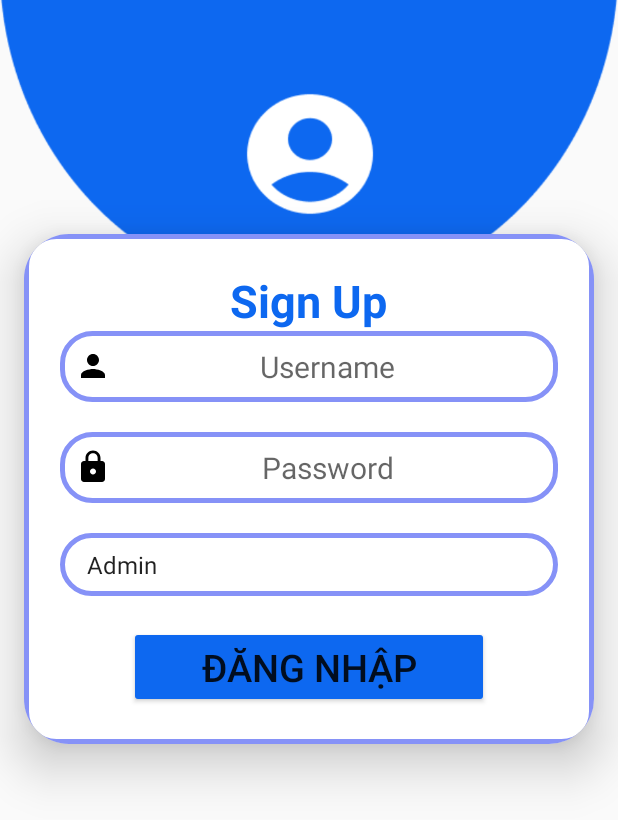
After one commit to DuongDucDuy25/DuAn1_Project1, an Android app: the LoginActivity screen opened directly, with no data from a screen before it, on a phone screen of 412 x 824 dp. The commit adds this screen. Shown: the top 820 px of the screen. Run offline under Robolectric (Android 15) with nearby library versions, the phone set to English and light mode, and no system bars.

Commit message:
Login-Huy

```diff
--- a/app/build.gradle.kts
+++ b/app/build.gradle.kts
@@ -33,6 +33,7 @@ dependencies {
     implementation("androidx.appcompat:appcompat:1.6.1")
     implementation("com.google.android.material:material:1.11.0")
     implementation("androidx.constraintlayout:constraintlayout:2.1.4")
+    implementation("androidx.activity:activity:1.8.0")
     testImplementation("junit:junit:4.13.2")
     androidTestImplementation("androidx.test.ext:junit:1.1.5")
     androidTestImplementation("androidx.test.espresso:espresso-core:3.5.1")
--- /dev/null
+++ b/app/src/main/java/fpoly/htdshoes_pro1121/LoginActivity.java
@@ -0,0 +1,83 @@
+package fpoly.htdshoes_pro1121;
+
+import android.content.Intent;
+import android.content.SharedPreferences;
+import android.os.Bundle;
+import android.view.View;
+import android.widget.Button;
+import android.widget.EditText;
+import android.widget.Toast;
+
+import androidx.activity.EdgeToEdge;
+import androidx.appcompat.app.AppCompatActivity;
+import androidx.core.graphics.Insets;
+import androidx.core.view.ViewCompat;
+import androidx.core.view.WindowInsetsCompat;
+
+import fpoly.htdshoes_pro1121.Dao.UserDao;
+import fpoly.htdshoes_pro1121.Model.User;
+
+public class LoginActivity extends AppCompatActivity {
+    private EditText edUsername, edPassword;
+    private Button btnLogin;
+
+    private UserDao userDao;
+    private SharedPreferences sharedPreferences;
+
+    @Override
+    protected void onCreate(Bundle savedInstanceState) {
+        super.onCreate(savedInstanceState);
+        setContentView(R.layout.activity_login);
+
+        userDao = new UserDao(this);
+        sharedPreferences = getSharedPreferences("UserData", MODE_PRIVATE);
+
+        edUsername = findViewById(R.id.edUserRegister);
+        edPassword = findViewById(R.id.edPassRegister);
+        btnLogin = findViewById(R.id.btnLogin);
+
+        btnLogin.setOnClickListener(new View.OnClickListener() {
+            @Override
+            public void onClick(View v) {
+                loginUser();
+            }
+        });
+    }
+
+    private void loginUser() {
+        String username = edUsername.getText().toString().trim();
+        String password = edPassword.getText().toString().trim();
+
+        // Kiểm tra xem thông tin đăng nhập có hợp lệ không
+        int loginResult = userDao.checkLogin(username, password);
+
+        if (loginResult == 1) {
+            // Lấy thông tin của người dùng từ cơ sở dữ liệu
+            User user = userDao.getID(username);
+
+            // Lưu thông tin người dùng vào SharedPreferences
+            SharedPreferences.Editor editor = sharedPreferences.edit();
+            editor.putString("username", username);
+            editor.putString("password", password);
+            editor.putString("name", user.getName());
+            editor.putInt("role", user.getRound());
+            editor.apply();
+
+            // Kiểm tra vai trò của người dùng và chuyển hướng đến màn hình tương ứng
+            if ("admin".equals(user.getRound())) {
+                // Đăng nhập thành công và là admin, chuyển hướng đến màn hình admin
+                Intent intent = new Intent(LoginActivity.this, AdminActivity.class);
+                startActivity(intent);
+                finish();
+            } else {
+                // Đăng nhập thành công và là user, chuyển hướng đến màn hình user
+                Intent intent = new Intent(LoginActivity.this, UserActivity.class);
+                startActivity(intent);
+                finish();
+            }
+        } else {
+            // Đăng nhập không thành công
+            Toast.makeText(this, "Invalid username or password", Toast.LENGTH_SHORT).show();
+        }
+    }
+}
--- a/app/src/main/java/fpoly/htdshoes_pro1121/RegisterActivity.java
+++ b/app/src/main/java/fpoly/htdshoes_pro1121/RegisterActivity.java
@@ -2,6 +2,7 @@ package fpoly.htdshoes_pro1121;
 
 import androidx.appcompat.app.AppCompatActivity;
 
+import android.content.Intent;
 import android.content.SharedPreferences;
 import android.os.Bundle;
 import android.view.View;
@@ -79,6 +80,7 @@ public class RegisterActivity extends AppCompatActivity {
             editor.apply();
 
             Toast.makeText(this, "User registered successfully", Toast.LENGTH_SHORT).show();
+            startActivity(new Intent(RegisterActivity.this, LoginActivity.class));
             finish(); // Finish the activity or navigate to the login screen
         } else {
             Toast.makeText(this, "Registration failed", Toast.LENGTH_SHORT).show();
--- a/app/src/main/java/fpoly/htdshoes_pro1121/fragment/frg_tongquan.java
+++ b/app/src/main/java/fpoly/htdshoes_pro1121/fragment/frg_tongquan.java
@@ -36,10 +36,7 @@ public class frg_tongquan extends Fragment {
         // Inflate the layout for this fragment
          View view=  inflater.inflate(R.layout.fragment_frg_tongquan, container, false);
          //ánh sạ
-        viewFlipper= view.findViewById(R.id.viewfliper);
-        recyclerViewmanhinhchinh= view.findViewById(R.id.recycleview);
 
-        drawerLayout=view.findViewById(R.id.drawerlatout);
 
 
         ActionViewFlipper();
--- /dev/null
+++ b/app/src/main/res/layout/activity_login.xml
@@ -0,0 +1,96 @@
+<?xml version="1.0" encoding="utf-8"?>
+<LinearLayout xmlns:android="http://schemas.android.com/apk/res/android"
+    xmlns:app="http://schemas.android.com/apk/res-auto"
+    xmlns:tools="http://schemas.android.com/tools"
+    android:layout_width="match_parent"
+    android:layout_height="match_parent"
+    tools:context=".RegisterActivity"
+    android:orientation="vertical"
+
+    >
+    <ImageView
+        android:layout_width="match_parent"
+        android:layout_height="wrap_content"
+        android:src="@drawable/user"
+        android:layout_marginTop="-70dp"
+        />
+
+    <androidx.cardview.widget.CardView
+        android:layout_width="380dp"
+        android:layout_height="wrap_content"
+        android:layout_gravity="center"
+        android:background="@drawable/custom_edittext"
+        app:cardCornerRadius="30dp"
+        app:cardElevation="20dp"
+        android:layout_marginTop="-90dp">
+
+        <LinearLayout
+            android:layout_width="match_parent"
+            android:layout_height="wrap_content"
+            android:layout_gravity="center_horizontal"
+            android:background="@drawable/custom_edittext"
+            android:gravity="center"
+            android:orientation="vertical"
+            android:padding="24dp">
+
+            <TextView
+                android:layout_width="wrap_content"
+                android:layout_height="wrap_content"
+                android:text="Sign Up"
+                android:textColor="#0D68F0"
+                android:textSize="30dp"
+                android:textStyle="bold" />
+
+            <EditText
+                android:id="@+id/edUserRegister"
+                android:layout_width="match_parent"
+                android:layout_height="wrap_content"
+                android:layout_marginBottom="20dp"
+                android:background="@drawable/custom_edittext"
+                android:drawableLeft="@drawable/baseline_person_24"
+                android:gravity="center"
+                android:hint="Username"
+                android:padding="10dp"
+                android:textSize="20dp" />
+
+            <EditText
+                android:id="@+id/edPassRegister"
+                android:layout_width="match_parent"
+                android:layout_height="wrap_content"
+                android:layout_marginBottom="20dp"
+                android:background="@drawable/custom_edittext"
+                android:drawableLeft="@drawable/baseline_lock_24"
+                android:gravity="center"
+                android:hint="Password"
+                android:padding="10dp"
+                android:textSize="20dp" />
+
+            <Spinner
+                android:id="@+id/spinnerUserRole"
+                android:layout_width="match_parent"
+                android:layout_height="wrap_content"
+                android:layout_marginBottom="20dp"
+                android:background="@drawable/custom_edittext"
+                android:drawableLeft="@drawable/baseline_lock_24"
+                android:gravity="center"
+                android:prompt="@string/choose_role"
+                android:padding="10dp"
+                android:spinnerMode="dropdown"
+                android:entries="@array/user_roles"/>
+
+            <Button
+                android:id="@+id/btnLogin"
+                android:layout_width="240dp"
+                android:layout_height="wrap_content"
+                android:text="Đăng nhập"
+                android:backgroundTint="#0D68F0"
+                android:textSize="25dp"
+                />
+
+
+
+        </LinearLayout>
+    </androidx.cardview.widget.CardView>
+
+
+</LinearLayout>
--- a/app/src/main/res/layout/fragment_frg_donhang.xml
+++ b/app/src/main/res/layout/fragment_frg_donhang.xml
@@ -9,6 +9,6 @@
     <TextView
         android:layout_width="match_parent"
         android:layout_height="match_parent"
-        android:text="@string/hello_blank_fragment" />
+         />
 
 </FrameLayout>
--- a/app/src/main/res/layout/fragment_frg_sanpham.xml
+++ b/app/src/main/res/layout/fragment_frg_sanpham.xml
@@ -9,6 +9,6 @@
     <TextView
         android:layout_width="match_parent"
         android:layout_height="match_parent"
-        android:text="@string/hello_blank_fragment" />
+         />
 
 </FrameLayout>
--- a/app/src/main/res/layout/fragment_frg_taikhoan.xml
+++ b/app/src/main/res/layout/fragment_frg_taikhoan.xml
@@ -9,6 +9,6 @@
     <TextView
         android:layout_width="match_parent"
         android:layout_height="match_parent"
-        android:text="@string/hello_blank_fragment" />
+         />
 
 </FrameLayout>
--- a/app/src/main/res/layout/fragment_frg_thongke.xml
+++ b/app/src/main/res/layout/fragment_frg_thongke.xml
@@ -9,6 +9,6 @@
     <TextView
         android:layout_width="match_parent"
         android:layout_height="match_parent"
-        android:text="@string/hello_blank_fragment" />
+        />
 
 </FrameLayout>
```
Also changed, not shown: app/src/main/AndroidManifest.xml (+11 -2 lines), app/src/main/java/fpoly/htdshoes_pro1121/AdminActivity.java (added, +24 -0 lines), app/src/main/java/fpoly/htdshoes_pro1121/Dao/UserDao.java (+15 -3 lines), app/src/main/java/fpoly/htdshoes_pro1121/UserActivity.java (added, +24 -0 lines), app/src/main/res/layout/activity_admin.xml (added, +10 -0 lines), app/src/main/res/layout/activity_user.xml (added, +10 -0 lines).
